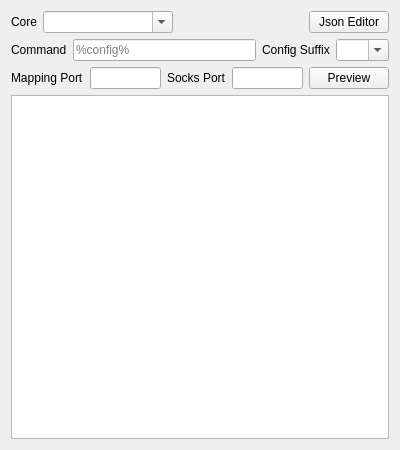
Restia-Ashbell/nekobox, file src/ui/edit/EditCustom.ui: the form before one commit.
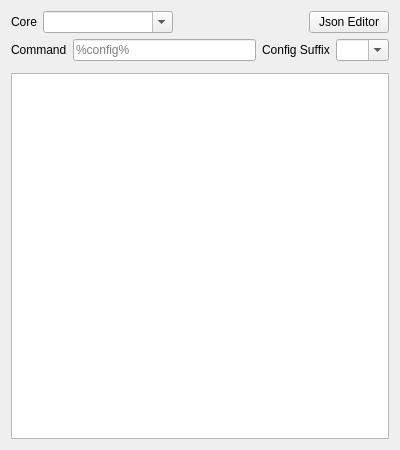
The form after the commit.

The edit to the form file:
```diff
--- a/src/ui/edit/EditCustom.ui
+++ b/src/ui/edit/EditCustom.ui
@@ -146,39 +146,6 @@
       <property name="bottomMargin">
        <number>0</number>
       </property>
-      <item>
-       <widget class="QLabel" name="label">
-        <property name="toolTip">
-         <string>Random if it's empty or zero.</string>
-        </property>
-        <property name="text">
-         <string notr="true">Mapping Port</string>
-        </property>
-       </widget>
-      </item>
-      <item>
-       <widget class="QLineEdit" name="mapping_port"/>
-      </item>
-      <item>
-       <widget class="QLabel" name="label_2">
-        <property name="toolTip">
-         <string>Random if it's empty or zero.</string>
-        </property>
-        <property name="text">
-         <string notr="true">Socks Port</string>
-        </property>
-       </widget>
-      </item>
-      <item>
-       <widget class="QLineEdit" name="socks_port"/>
-      </item>
-      <item>
-       <widget class="QPushButton" name="preview">
-        <property name="text">
-         <string>Preview</string>
-        </property>
-       </widget>
-      </item>
      </layout>
     </widget>
    </item>
```
Left out of the diff: 3 changed lines with no effect on the pictures.
